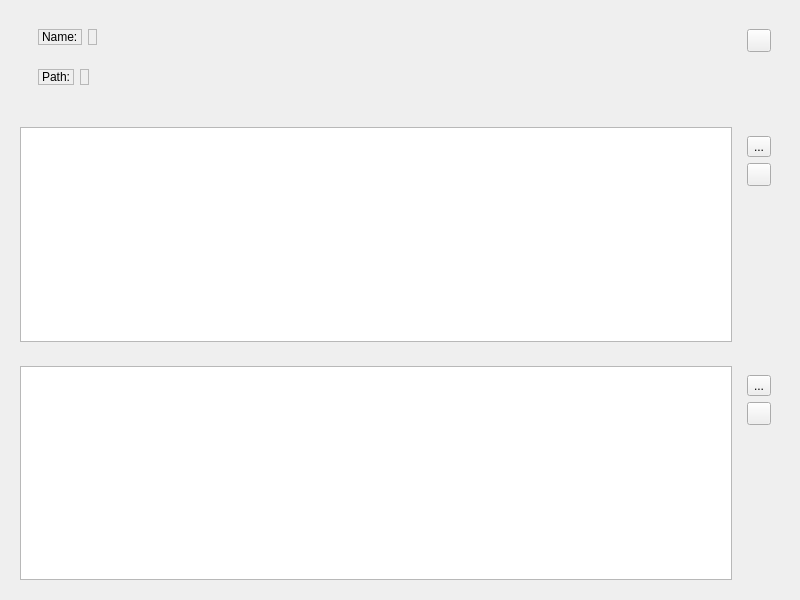
Above: inspectwindow.ui from Elendoin/ShaderApp before the change. Below: the same form after it.
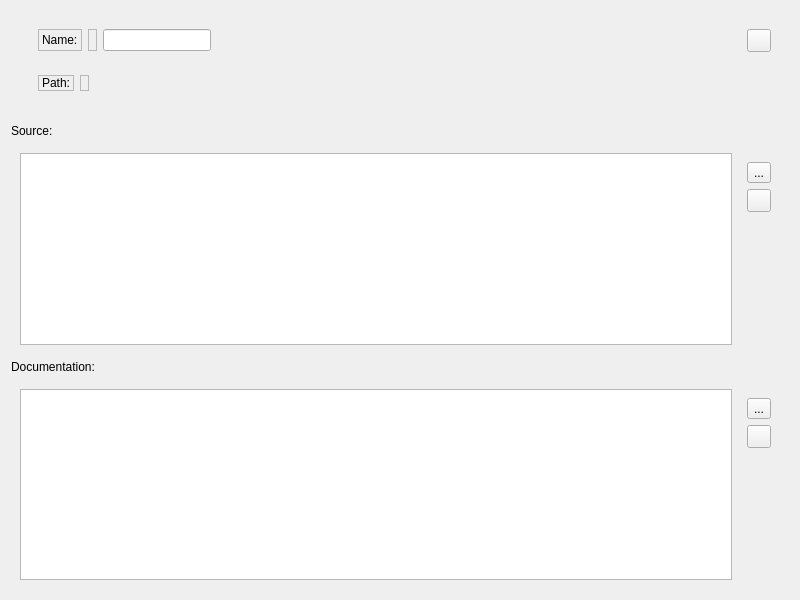
That is the form after the change. Icons and pictures are not drawn.

Commit message: adding/remove shader and edit name functionality

```diff
--- a/inspectwindow.ui
+++ b/inspectwindow.ui
@@ -13,7 +13,7 @@
   <property name="windowTitle">
    <string>Form</string>
   </property>
-  <layout class="QVBoxLayout" name="verticalLayout" stretch="0,1,1">
+  <layout class="QVBoxLayout" name="verticalLayout" stretch="0,0,0,0,1">
    <item>
     <widget class="QWidget" name="horizontalDataLayout" native="true">
      <layout class="QHBoxLayout" name="horizontalLayout_5">
@@ -52,6 +52,9 @@
               </property>
              </widget>
             </item>
+            <item>
+             <widget class="QLineEdit" name="nameEdit"/>
+            </item>
            </layout>
           </widget>
          </item>
@@ -115,6 +118,13 @@
      </layout>
     </widget>
    </item>
+   <item>
+    <widget class="QLabel" name="sourceLabel">
+     <property name="text">
+      <string>Source:</string>
+     </property>
+    </widget>
+   </item>
    <item>
     <widget class="QWidget" name="sourceWidget" native="true">
      <layout class="QHBoxLayout" name="horizontalLayout" stretch="10,0">
@@ -163,6 +173,13 @@
      </layout>
     </widget>
    </item>
+   <item>
+    <widget class="QLabel" name="documentationLabel">
+     <property name="text">
+      <string>Documentation:</string>
+     </property>
+    </widget>
+   </item>
    <item>
     <widget class="QWidget" name="documentationWidget" native="true">
      <layout class="QHBoxLayout" name="horizontalLayout_2">
```
Left out of the diff: 4 changed lines with no effect on the pictures. The commit also changes 7 other files.
